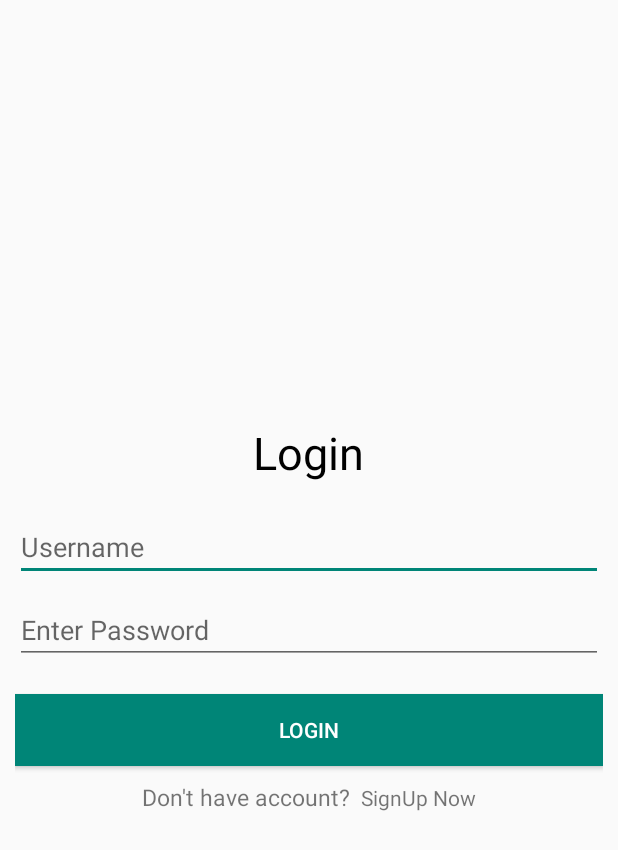
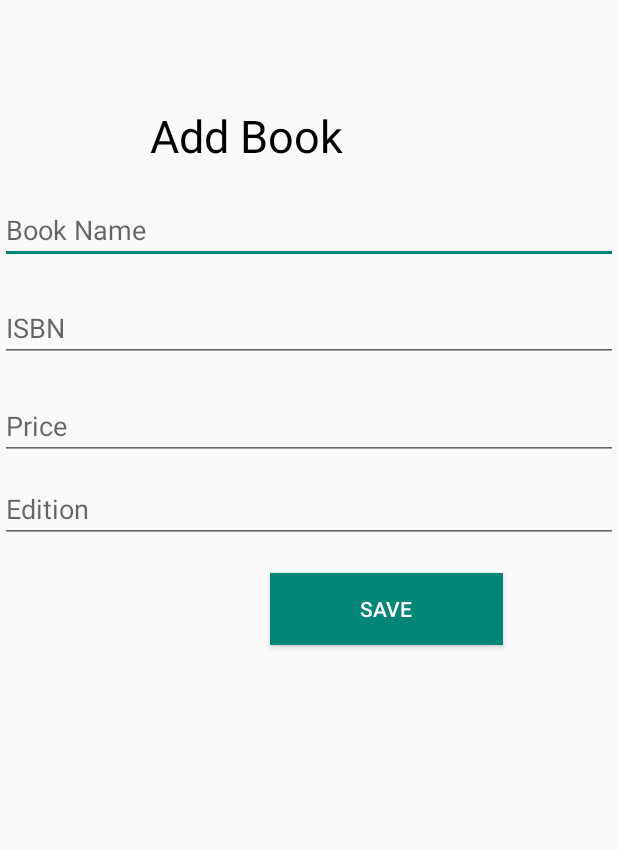
Before and after one commit to mamona-zahoor/LMS_MAD, an Android app: the screen it shows after launch (LoginActivity before the commit, AddBooks after it), on a phone screen of 412 x 824 dp. Shown: the top 850 px of the screen. Run offline under Robolectric (Android 15) with nearby library versions, the phone set to English and light mode, and no system bars; our stand-ins replace Firebase (no records; nobody signed in at launch, a user with empty details on screens opened directly).

Commit message:
all books data insertion in table . without restrictions and picture

```diff
--- /dev/null
+++ b/LibrayManagementApp/app/src/main/java/com/example/lms/AddBooks.java
@@ -0,0 +1,96 @@
+package com.example.lms;
+
+import androidx.appcompat.app.AppCompatActivity;
+
+import android.os.Bundle;
+import android.view.View;
+import android.widget.Button;
+import android.widget.EditText;
+import android.widget.Spinner;
+import android.widget.Toast;
+
+import com.google.firebase.database.DatabaseReference;
+import com.google.firebase.database.FirebaseDatabase;
+
+public class AddBooks extends AppCompatActivity {
+
+    EditText BookName;
+    EditText ISBN;
+    Spinner BookStatus;
+    EditText Price;
+    EditText Edition;
+
+    Button btn;
+
+    DatabaseReference dbreff;
+
+
+    public static final String BOOKID = "com.example.lms.bookId";
+
+    @Override
+    protected void onCreate(Bundle savedInstanceState) {
+        super.onCreate(savedInstanceState);
+        setContentView(R.layout.activity_add_books);
+
+        BookName = findViewById(R.id.txtbookname);
+        ISBN = findViewById(R.id.txtisbn);
+        //BookStatus = findViewById(R.id.availability);
+        btn = (Button)findViewById(R.id.btnsave);
+        Price = findViewById(R.id.txtPrice);
+        Edition = findViewById(R.id.txtEdition);
+
+
+
+
+
+
+        dbreff = FirebaseDatabase.getInstance().getReference("allbooks");
+        btn.setOnClickListener(new View.OnClickListener() {
+            @Override
+            public void onClick(View v) {
+                try {
+                        String name = BookName.getText().toString();
+                        String number = ISBN.getText().toString();
+                        // String status = BookStatus.getSelectedItem().toString();
+                        String price = Price.getText().toString();
+                        String edition = Edition.getText().toString();
+
+                        String id = dbreff.push().getKey();
+                        if(name == "")
+                        {
+                            Toast.makeText(AddBooks.this, "Please Enter Book Name", Toast.LENGTH_SHORT).show();
+
+                        }
+                        else if(number == "")
+                        {
+                            Toast.makeText(AddBooks.this, "Please Enter Book Number", Toast.LENGTH_SHORT).show();
+                        }
+                        else if(price == "")
+                        {
+                            Toast.makeText(AddBooks.this, "Please Enter Book Price", Toast.LENGTH_SHORT).show();
+                        }
+                        else
+                        {
+                            AllBooks book = new AllBooks(name,number,price,edition,id,"Available");
+
+                            dbreff.child(id).setValue(book);
+                            Toast.makeText(AddBooks.this, "Saved", Toast.LENGTH_LONG).show();
+                        }
+
+
+                }
+                catch (Exception e)
+                {
+
+                }
+
+
+
+
+            }
+        });
+
+
+
+    }
+}
--- /dev/null
+++ b/LibrayManagementApp/app/src/main/res/layout/activity_add_books.xml
@@ -0,0 +1,65 @@
+<?xml version="1.0" encoding="utf-8"?>
+<LinearLayout xmlns:android="http://schemas.android.com/apk/res/android"
+    xmlns:app="http://schemas.android.com/apk/res-auto"
+    xmlns:tools="http://schemas.android.com/tools"
+    android:layout_width="match_parent"
+    android:layout_height="match_parent"
+    android:orientation="vertical"
+    tools:context=".AddBooks">
+
+    <TextView
+        android:layout_width="wrap_content"
+        android:layout_height="wrap_content"
+        android:layout_marginLeft="100dp"
+        android:layout_marginTop="70dp"
+        android:text="Add Book"
+        android:textColor="@color/colorBlack"
+        android:textSize="30dp" />
+    <EditText
+        android:layout_width="match_parent"
+        android:layout_height="wrap_content"
+        android:hint="Book Name"
+        android:id="@+id/txtbookname"
+        android:layout_marginTop="20dp"
+        />
+
+   <!-- <Spinner
+        android:id="@+id/availability"
+        android:layout_width="match_parent"
+        android:layout_height="51dp"
+        android:layout_marginTop="20dp"
+        android:entries="@array/availabilityarray"></Spinner>
+        -->
+    <EditText
+        android:layout_width="match_parent"
+        android:layout_height="wrap_content"
+        android:hint="ISBN"
+        android:id="@+id/txtisbn"
+        android:layout_marginTop="20dp"
+        />
+    <EditText
+        android:layout_width="match_parent"
+        android:layout_height="wrap_content"
+        android:hint="Price"
+        android:id="@+id/txtPrice"
+        android:layout_marginTop="20dp"
+        />
+    <EditText
+        android:layout_width="match_parent"
+        android:layout_height="wrap_content"
+        android:layout_marginVertical="10dp"
+        android:id="@+id/txtEdition"
+        android:hint="Edition"/>
+
+    <Button
+        android:id="@+id/btnsave"
+        android:layout_width="wrap_content"
+        android:layout_height="wrap_content"
+        android:layout_marginLeft="180dp"
+
+        android:layout_marginTop="10dp"
+        android:background="@color/colorPrimary"
+        android:paddingHorizontal="60dp"
+        android:text="Save"
+        android:textColor="@color/colorWhite" />
+</LinearLayout>
--- a/LibrayManagementApp/app/src/main/res/values/strings.xml
+++ b/LibrayManagementApp/app/src/main/res/values/strings.xml
@@ -3,5 +3,12 @@
     <string name="navigation_drawer_open">Drawer Open</string>
     <string name="navigation_drawer_close">Drawer Closed</string>
 
+    <string-array name="availabilityarray">
+        <item>Status</item>
+        <item>Available</item>
+        <item>Issued</item>
+    </string-array>
+
+
 
 </resources>
```
Also changed, not shown: LibrayManagementApp/app/src/main/AndroidManifest.xml (+6 -7 lines), LibrayManagementApp/app/src/main/java/com/example/lms/AllBooks.java (added, +127 -0 lines).
